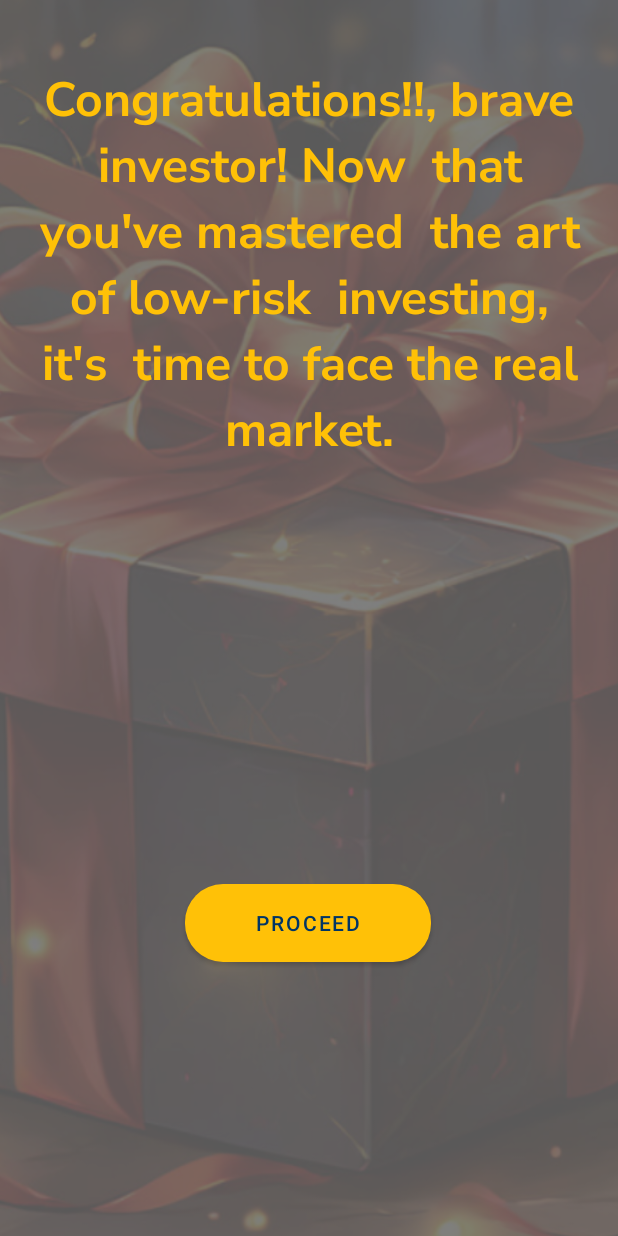
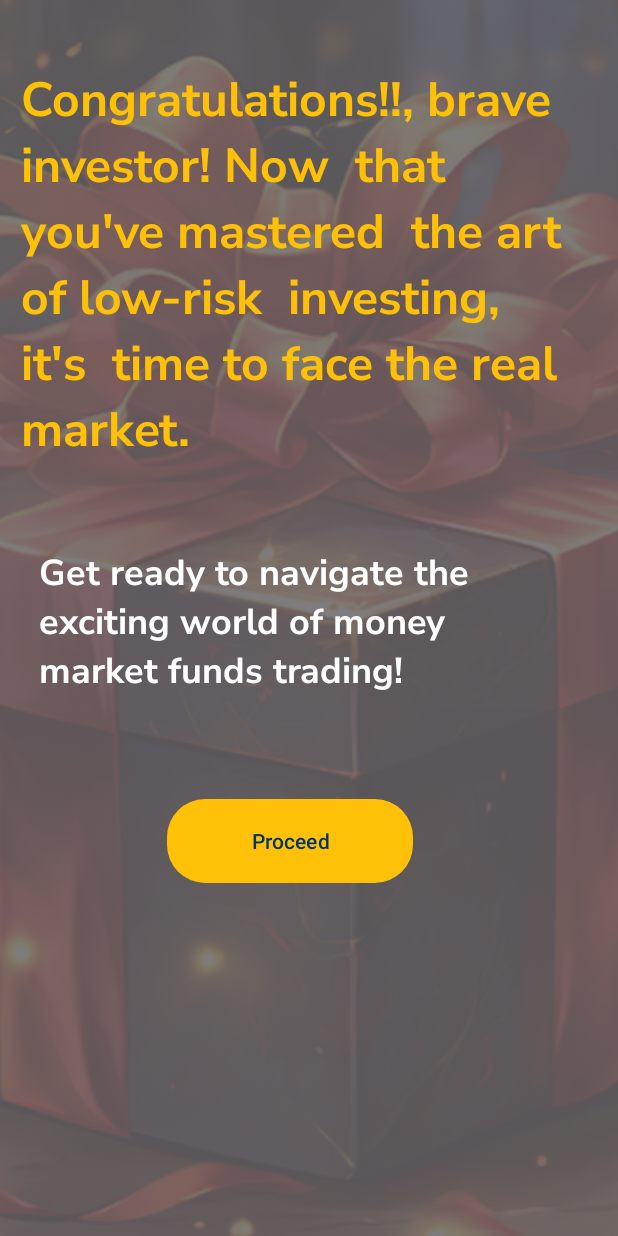
Before and after one commit to akirachix/Vivosparks-Mobile, an Android app: the AchievementScreen screen opened directly, with no data from a screen before it, on a phone screen of 412 x 824 dp. Run offline under Robolectric (Android 15) with nearby library versions, the phone set to English and light mode, and no system bars; network calls fail.

Commit message:
Made changes

```diff
--- a/app/src/main/java/com/akirachix/investikaTrial/ui/AssessmentActivity.kt
+++ b/app/src/main/java/com/akirachix/investikaTrial/ui/AssessmentActivity.kt
@@ -2,7 +2,6 @@ package com.akirachix.investikaTrial.ui
 
 import android.content.Intent
 import android.os.Bundle
-import androidx.activity.enableEdgeToEdge
 import androidx.appcompat.app.AppCompatActivity
 import androidx.core.view.ViewCompat
 import androidx.core.view.WindowInsetsCompat
--- a/app/src/main/java/com/akirachix/investikaTrial/ui/LossActivity.kt
+++ b/app/src/main/java/com/akirachix/investikaTrial/ui/LossActivity.kt
@@ -3,6 +3,7 @@ package com.akirachix.investikaTrial.ui
 import android.content.Intent
 import android.os.Bundle
 import androidx.appcompat.app.AppCompatActivity
+import com.akirachix.investikaTrial.models.Achievement
 import com.akirachix.investikatrial.databinding.ActivityLossBinding
 import com.akirachix.investikatrial.databinding.ActivityMedBinding
 
@@ -19,7 +20,7 @@ class LossActivity: AppCompatActivity() {
 
 
         binding.btnProceed.setOnClickListener {
-            val intent = Intent(this, LossActivity::class.java)
+            val intent = Intent(this, AchievementActivity::class.java)
             startActivity(intent)
         }
 
--- a/app/src/main/java/com/akirachix/investikaTrial/ui/MarketActivity.kt
+++ b/app/src/main/java/com/akirachix/investikaTrial/ui/MarketActivity.kt
@@ -1,5 +1,6 @@
 package com.akirachix.investikaTrial.ui
 
+import android.content.Intent
 import android.os.Bundle
 import android.util.Log
 import android.widget.Toast
@@ -24,6 +25,8 @@ class MarketActivity : AppCompatActivity() {
 
         // Proceed button click listener
         binding.marketbtn.setOnClickListener {
+            var intent = Intent(this,AchievementScreen::class.java)
+            startActivity(intent)
             // Add your navigation or button action here
         }
     }
--- a/app/src/main/res/layout/activity_achievement.xml
+++ b/app/src/main/res/layout/activity_achievement.xml
@@ -62,7 +62,6 @@ market."
 
     <com.google.android.material.button.MaterialButton
         android:id="@+id/btnProceed"
-        style="@style/AmberButtonStyle"
         android:layout_width="203dp"
         android:layout_height="65dp"
         android:layout_marginStart="32dp"
--- a/app/src/main/res/layout/activity_achievement_screen.xml
+++ b/app/src/main/res/layout/activity_achievement_screen.xml
@@ -6,39 +6,37 @@
     android:layout_width="match_parent"
     android:layout_height="match_parent"
     tools:context="com.akirachix.investikaTrial.ui.AchievementScreen">
+
     <ImageView
         android:id="@+id/imageView10"
         android:layout_width="1265dp"
         android:layout_height="1009dp"
         app:layout_constraintBottom_toBottomOf="parent"
         app:layout_constraintEnd_toEndOf="parent"
-        app:layout_constraintHorizontal_bias="0.517"
+        app:layout_constraintHorizontal_bias="0.528"
         app:layout_constraintStart_toStartOf="parent"
         app:layout_constraintTop_toTopOf="parent"
-        app:layout_constraintVertical_bias="0.535"
         app:srcCompat="@drawable/gift" />
 
     <View
         android:id="@+id/overlay"
-        android:layout_width="893dp"
-        android:layout_height="1085dp"
+        android:layout_width="957dp"
+        android:layout_height="1158dp"
         android:background="#80000000"
         app:layout_constraintBottom_toBottomOf="parent"
         app:layout_constraintEnd_toEndOf="parent"
-        app:layout_constraintHorizontal_bias="0.448"
+        app:layout_constraintHorizontal_bias="0.454"
         app:layout_constraintStart_toStartOf="parent"
         app:layout_constraintTop_toTopOf="parent"
-        app:layout_constraintVertical_bias="0.124" />
+        app:layout_constraintVertical_bias="0.087" />
 
     <TextView
         android:id="@+id/gift"
-        android:layout_width="393dp"
-        android:layout_height="266dp"
+        android:layout_width="383dp"
+        android:layout_height="285dp"
         android:layout_marginTop="44dp"
         android:fontFamily="@font/nunito_sans_bold"
         android:text="Congratulations!!, brave investor! Now  that you've mastered  the art of low-risk  investing, it's  time to face the real  market."
-
-        android:textAlignment="center"
         android:textColor="#FFC107"
         android:textSize="32sp"
         android:textStyle="bold"
@@ -48,39 +46,34 @@
         app:layout_constraintTop_toTopOf="parent" />
 
     <TextView
-        android:id="@+id/giftText"
-        android:layout_width="387dp"
-        android:layout_height="209dp"
-        android:layout_marginStart="24dp"
-        android:layout_marginTop="20dp"
-        android:layout_marginEnd="16dp"
-        android:layout_marginBottom="5dp"
+        android:id="@+id/textView10"
+        android:layout_width="314dp"
+        android:layout_height="107dp"
+        android:layout_marginTop="36dp"
         android:fontFamily="@font/nunito_sans_bold"
-        android:textColor="@android:color/white"
-        android:textSize="32sp"
-        android:textStyle="bold"
-        app:layout_constraintBottom_toTopOf="@+id/btnNext"
+        android:text="Get ready to navigate the  exciting world of money  market funds trading!"
+        android:textColor="@color/white"
+        android:textSize="24dp"
         app:layout_constraintEnd_toEndOf="parent"
-        app:layout_constraintHorizontal_bias="0.937"
+        app:layout_constraintHorizontal_bias="0.268"
         app:layout_constraintStart_toStartOf="parent"
-        app:layout_constraintTop_toBottomOf="@+id/gift"
-        tools:text="Get ready to navigate the  exciting world of money  market funds trading!" />
+        app:layout_constraintTop_toBottomOf="@+id/gift" />
 
     <com.google.android.material.button.MaterialButton
         android:id="@+id/btnNext"
         android:layout_width="164dp"
         android:layout_height="64dp"
         android:layout_marginStart="32dp"
-        android:layout_marginTop="44dp"
+        android:layout_marginTop="56dp"
         android:layout_marginEnd="32dp"
         android:text="Proceed"
         android:textColor="#003566"
         app:backgroundTint="#FFC107"
         app:cornerRadius="25dp"
         app:layout_constraintEnd_toEndOf="parent"
-        app:layout_constraintHorizontal_bias="0.497"
+        app:layout_constraintHorizontal_bias="0.431"
         app:layout_constraintStart_toStartOf="parent"
-        app:layout_constraintTop_toBottomOf="@+id/giftText"
+        app:layout_constraintTop_toBottomOf="@+id/textView10"
         tools:ignore="MissingConstraints" />
 
 
--- a/app/src/main/res/layout/activity_assessment.xml
+++ b/app/src/main/res/layout/activity_assessment.xml
@@ -9,8 +9,8 @@
     tools:context="com.akirachix.investikaTrial.ui.AssessmentActivity">
 
     <androidx.constraintlayout.widget.ConstraintLayout
-        android:layout_width="409dp"
-        android:layout_height="729dp"
+        android:layout_width="559dp"
+        android:layout_height="820dp"
         app:layout_constraintBottom_toBottomOf="parent"
         app:layout_constraintEnd_toEndOf="parent"
         app:layout_constraintStart_toStartOf="parent"
--- a/app/src/main/res/layout/activity_bridge.xml
+++ b/app/src/main/res/layout/activity_bridge.xml
@@ -9,8 +9,8 @@
 
     <ImageView
         android:id="@+id/imageView"
-        android:layout_width="768dp"
-        android:layout_height="963dp"
+        android:layout_width="671dp"
+        android:layout_height="998dp"
         android:src="@drawable/background"
         app:layout_constraintBottom_toBottomOf="parent"
         app:layout_constraintEnd_toEndOf="parent"
@@ -94,9 +94,9 @@
         android:layout_marginEnd="32dp"
         android:background="@drawable/corners"
         android:backgroundTint="#FFFFFF"
+        android:fontFamily="@font/nunito_sans_bold"
         android:padding="5dp"
         android:text="Choose the safest path"
-        android:fontFamily="@font/nunito_sans_bold"
         android:textAlignment="center"
         android:textColor="#050505"
         android:textSize="18dp"
--- a/app/src/main/res/values/strings.xml
+++ b/app/src/main/res/values/strings.xml
@@ -1,4 +1,5 @@
 <resources>
+    <string name="app_name">InvestikaTrial</string>
+    <string name="default_web_client_id">your-client-id-here</string>
 
-    <string name="app_name">InvestikaTrial</string>
 </resources>
--- a/app/src/main/res/values/themes.xml
+++ b/app/src/main/res/values/themes.xml
@@ -1,16 +1,9 @@
-<resources>
-    <!-- Your app theme -->
-    <style name="Theme.InvestikaTrial" parent="Theme.MaterialComponents.DayNight.NoActionBar">
-        <item name="android:textColor">#003566</item> <!-- Text color -->
+<resources xmlns:tools="http://schemas.android.com/tools">
+    <!-- Base application theme. -->
+    <style name="Base.Theme.InvestikaTrial" parent="Theme.Material3.DayNight.NoActionBar">
+        <!-- Customize your light theme here. -->
+        <item name="colorPrimary">@color/white</item>
     </style>
 
-    <!-- Button style with custom background color and rounded corners -->
-    <style name="AmberButtonStyle">
-        <item name="android:background">#FFFFFF</item> <!-- Set background to white -->
-        <item name="android:textColor">#003566</item> <!-- Text color -->
-        <item name="android:padding">16dp</item> <!-- Padding for the button -->
-        <item name="android:layout_margin">8dp</item> <!-- Margin for spacing -->
-
-
-    </style>
+    <style name="Theme.InvestikaTrial" parent="Base.Theme.InvestikaTrial" />
 </resources>
```
Also changed, not shown: app/src/main/AndroidManifest.xml (+80 -1 lines), app/src/main/res/layout/activity_award.xml (+7 -7 lines), app/src/main/res/layout/activity_invest.xml (+5 -4 lines), app/src/main/res/layout/activity_loss.xml (+4 -3 lines), app/src/main/res/layout/activity_med.xml (+10 -10 lines), app/src/main/res/layout/activity_safe.xml (+11 -9 lines), app/src/main/res/layout/activity_safety.xml (+6 -4 lines).
